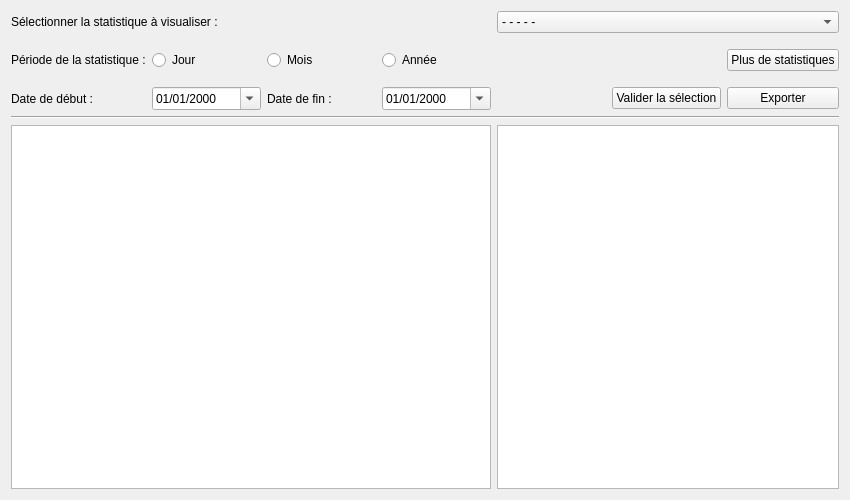
First picture: the form in f_statistiques.ui, repository nivhg/ludopen, before the edit.
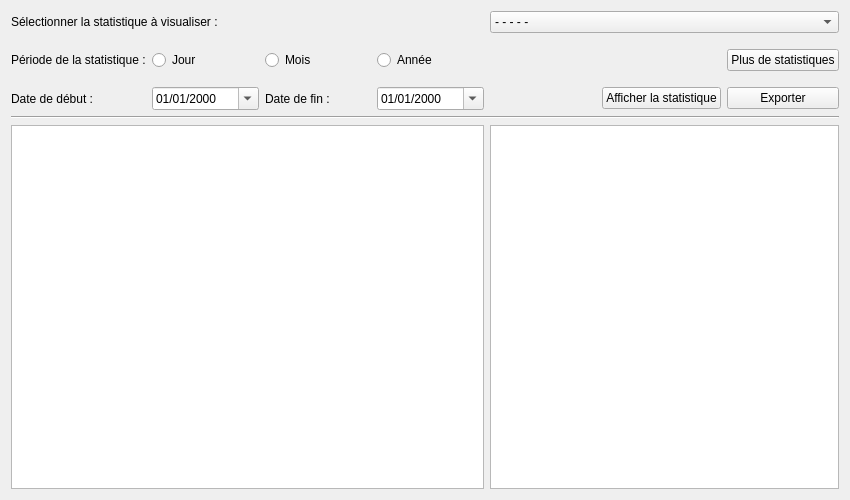
Second picture: the form after the edit.

What changed in the file:
```diff
--- a/f_statistiques.ui
+++ b/f_statistiques.ui
@@ -214,7 +214,7 @@
      <item row="4" column="5">
       <widget class="QPushButton" name="Bt_Valider">
        <property name="text">
-        <string>Valider la sélection</string>
+        <string>Afficher la statistique</string>
        </property>
       </widget>
      </item>
```
Left out of the diff: 2 changed lines with no effect on the pictures.
